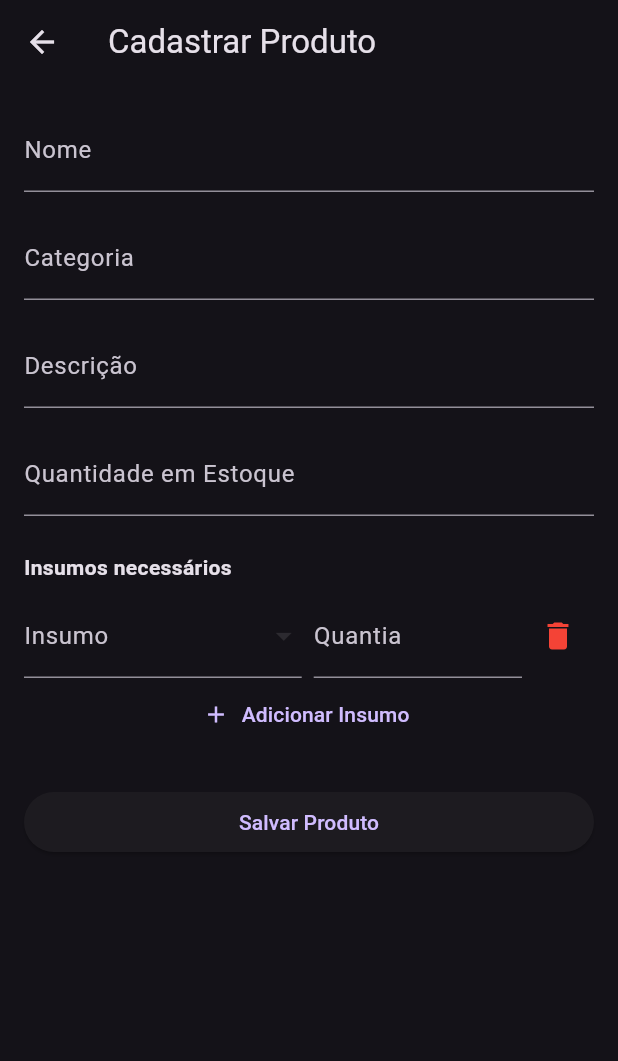
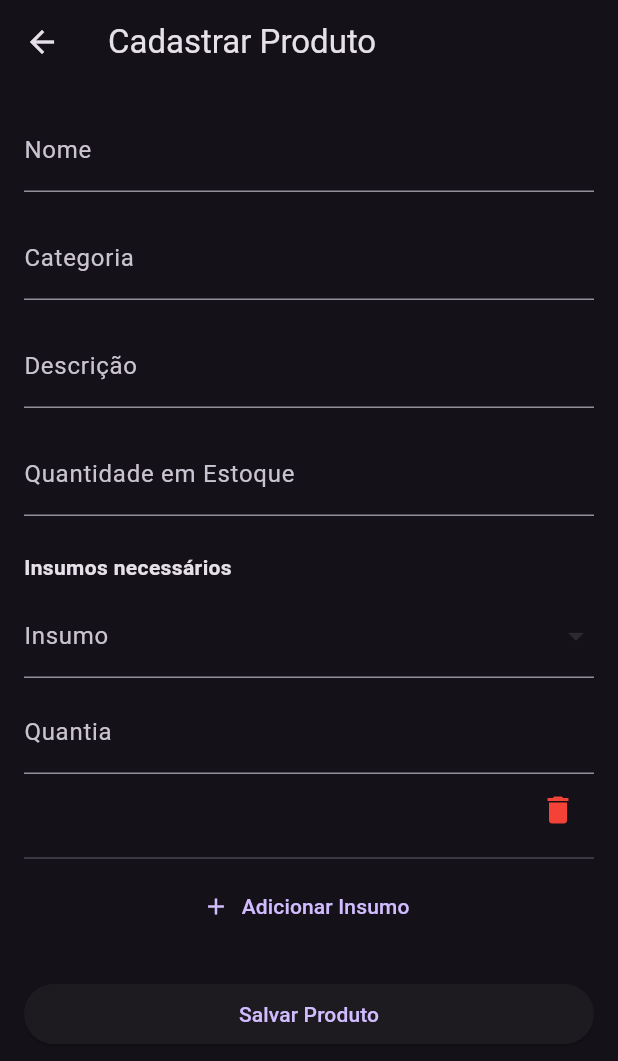
Before and after one commit to mtzdantas/sistema-bonelaria, a Flutter app: the ProdutoCadastroScreen screen opened directly, after a tap on "Adicionar Insumo", on a phone screen of 412 x 824 dp. Shown: the top 1061 px of the screen. Run offline on Flutter 3.47's test engine with Material 3 defaults, Android fonts, the light colour scheme and no system bars; our stand-ins replace flutter_dotenv, material_symbols_icons, supabase_flutter; missing offline and left inert: lucid_validation; accounts and stored records are empty.

Commit message:
fix: responsividade na tela de cadastro e edição #17

```diff
--- a/sistema/bonelaria_militar/lib/screens/produtos/produto_cadastros_screen.dart
+++ b/sistema/bonelaria_militar/lib/screens/produtos/produto_cadastros_screen.dart
@@ -138,6 +138,55 @@ class _ProdutoCadastroScreenState extends State<ProdutoCadastroScreen> {
               ...insumosSelecionados.asMap().entries.map((entry) {
                 final i = entry.key;
                 final item = entry.value;
+                return LayoutBuilder(
+                  builder: (context, constraints) {
+                    final isSmall = constraints.maxWidth < 600;
+
+                    if (isSmall) {
+                      // Layout empilhado para telas pequenas
+                      return Column(
+                        crossAxisAlignment: CrossAxisAlignment.start,
+                        children: [
+                          DropdownButtonFormField<Insumo>(
+                            value: item['insumo'],
+                            items: todosInsumos.map((insumo) {
+                              return DropdownMenuItem(
+                                value: insumo,
+                                child: Text(insumo.nome),
+                              );
+                            }).toList(),
+                            onChanged: (value) {
+                              setState(() {
+                                item['insumo'] = value;
+                              });
+                            },
+                            validator: (v) => v == null ? 'Selecione um insumo' : null,
+                            decoration: const InputDecoration(labelText: 'Insumo'),
+                          ),
+                          const SizedBox(height: 8),
+                          TextFormField(
+                            initialValue: item['quantia'],
+                            decoration: const InputDecoration(labelText: 'Quantia'),
+                            keyboardType: TextInputType.number,
+                            onChanged: (value) => item['quantia'] = value,
+                            validator: (v) {
+                              if (v == null || v.isEmpty) return 'Informe a quantidade';
+                              if (double.tryParse(v) == null) return 'Quantidade inválida';
+                              return null;
+                            },
+                          ),
+                          Align(
+                            alignment: Alignment.centerRight,
+                            child: IconButton(
+                              icon: const Icon(Icons.delete, color: Colors.red),
+                              onPressed: () => removerInsumo(i),
+                            ),
+                          ),
+                          const Divider(),
+                        ],
+                      );
+                    } else {
+                      // Layout em linha para telas maiores
                       return Row(
                         children: [
                           Expanded(
@@ -169,7 +218,7 @@ class _ProdutoCadastroScreenState extends State<ProdutoCadastroScreen> {
                               onChanged: (value) => item['quantia'] = value,
                               validator: (v) {
                                 if (v == null || v.isEmpty) return 'Informe a quantidade';
-                          if (int.tryParse(v) == null) return 'Quantidade inválida';
+                                if (double.tryParse(v) == null) return 'Quantidade inválida';
                                 return null;
                               },
                             ),
@@ -179,6 +228,9 @@ class _ProdutoCadastroScreenState extends State<ProdutoCadastroScreen> {
                             onPressed: () => removerInsumo(i),
                           ),
                         ],
+                      );
+                    }
+                  },
                 );
               }),
               TextButton.icon(
```
Also changed, not shown: sistema/bonelaria_militar/lib/screens/produtos/produto_editar_screen.dart (+53 -1 lines). Lines whose indentation alone changed are shown as unchanged.
